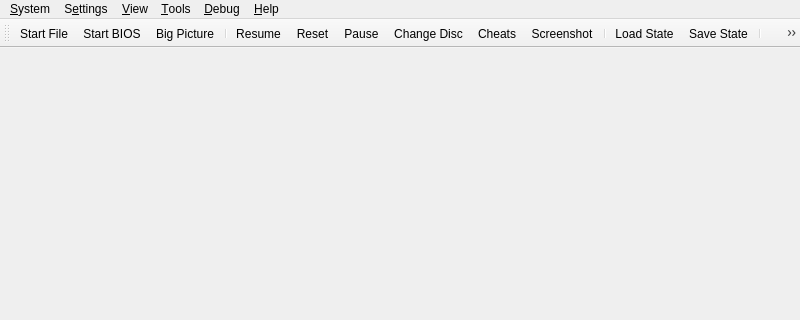
Before: the Qt Designer form src/duckstation-qt/mainwindow.ui in kofxi3584karlayang/duckstation, drawn with Qt 5; both pictures show x 0 to 800 and y 0 to 320 of the 800 by 655 pixel window.
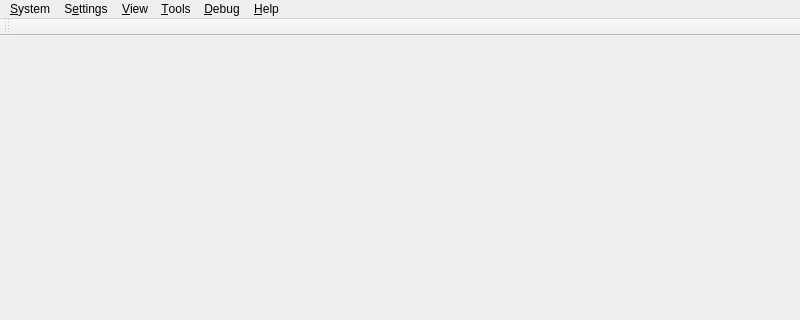
After: the same form once the commit is applied. Icons and pictures are not drawn.

Commit message: Qt: Make main toolbar editable

What changed in the file:
```diff
--- a/src/duckstation-qt/mainwindow.ui
+++ b/src/duckstation-qt/mainwindow.ui
@@ -266,23 +266,6 @@
    <attribute name="toolBarBreak">
     <bool>false</bool>
    </attribute>
-   <addaction name="actionStartFile"/>
-   <addaction name="actionStartBios"/>
-   <addaction name="actionStartFullscreenUI2"/>
-   <addaction name="separator"/>
-   <addaction name="actionResumeLastState"/>
-   <addaction name="actionReset"/>
-   <addaction name="actionPause"/>
-   <addaction name="actionChangeDisc"/>
-   <addaction name="actionCheatsToolbar"/>
-   <addaction name="actionScreenshot"/>
-   <addaction name="separator"/>
-   <addaction name="actionLoadState"/>
-   <addaction name="actionSaveState"/>
-   <addaction name="separator"/>
-   <addaction name="actionFullscreen"/>
-   <addaction name="actionSettings2"/>
-   <addaction name="actionControllerSettings"/>
   </widget>
   <widget class="QStatusBar" name="statusBar"/>
   <action name="actionStartFile">
```
Left out of the diff: 7 changed lines with no effect on the pictures. The commit also changes 3 other files.
